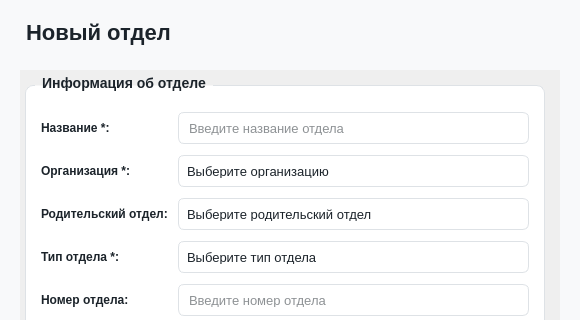
Qt form client/ui/system/departments/department_dialog.ui (lerakaplich/Documents) before a commit; both pictures show x 0 to 580 and y 0 to 320 of the 580 by 499 pixel window.
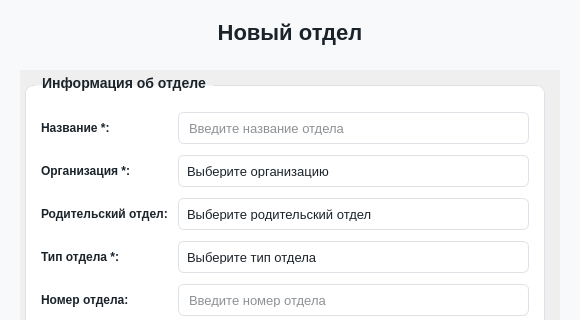
The same form after that commit. Icons and pictures are not drawn.

Commit message: рефакторинг, дизайн

What changed in the file:
```diff
--- a/client/ui/system/departments/department_dialog.ui
+++ b/client/ui/system/departments/department_dialog.ui
@@ -243,6 +243,9 @@
      <property name="text">
       <string>Новый отдел</string>
      </property>
+     <property name="alignment">
+      <set>Qt::AlignmentFlag::AlignCenter</set>
+     </property>
     </widget>
    </item>
    <item>
```
Left out of the diff: 2 changed lines with no effect on the pictures. The commit also changes 7 other files.
